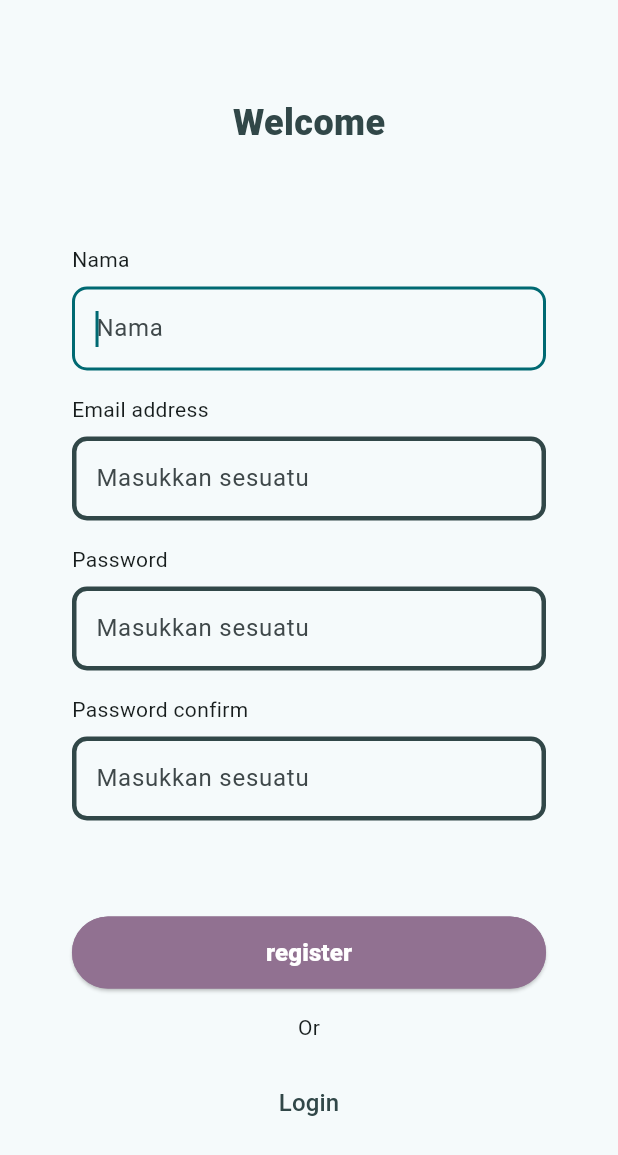
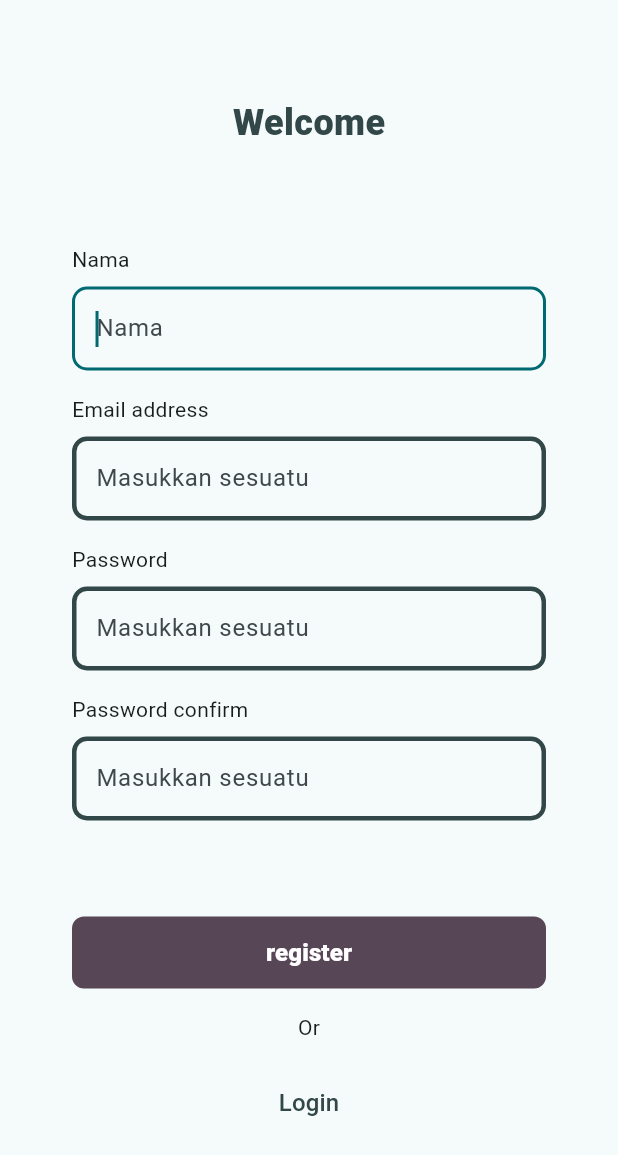
Before and after one commit to rizkia-as-actmp/kuliah_5_justdoit, a Flutter app: the RegisterUserScreen screen opened directly, on a phone screen of 412 x 824 dp. Shown: the top 1155 px of the screen. Run offline on Flutter 3.47's test engine with Material 3 defaults, Android fonts, the phone set to English and light mode, and no system bars; our stand-ins replace flutter_riverpod, flutter_secure_storage, riverpod_annotation, shared_preferences; accounts and stored records are empty; generated files the repository leaves out were written again; statements that could not run were skipped.

Commit message:
feat(flutter/common_widget): add common widgets

```diff
--- a/lib/src/common_widgets/custom_text_field.dart
+++ b/lib/src/common_widgets/custom_text_field.dart
@@ -1,16 +1,19 @@
 import 'package:flutter/material.dart';
 import 'package:justdoit/src/common_widgets/custom_sized_box.dart';
+import 'package:justdoit/src/constants/colors.dart';
 
 class CustomTextField extends StatelessWidget {
   final TextEditingController controller;
   final String hintText;
   final String labelText;
+  final bool disabled;
 
   const CustomTextField({
     super.key,
     required this.controller,
     required this.hintText,
     required this.labelText,
+    this.disabled = false,
   });
 
   String? fieldValidator(dynamic value) {
@@ -26,6 +29,7 @@ class CustomTextField extends StatelessWidget {
       const BorderRadius.all(Radius.circular(10));
   final Color _borderColor = const Color(0xFF314748);
   final Color _enabledBorderColor = const Color(0xFF314748);
+  final Color _disabledBorderColor = DefinedTheme.greyish;
   final Color _errorBorderColor = const Color(0xFF314748);
 
   @override
@@ -33,9 +37,13 @@ class CustomTextField extends StatelessWidget {
     return Column(
       crossAxisAlignment: CrossAxisAlignment.start,
       children: [
-        Text(labelText),
+        Text(labelText,
+            style: TextStyle(
+              color: disabled ? DefinedTheme.greyish : DefinedTheme.black,
+            )),
         smallVSizedBox,
         TextFormField(
+          enabled: !disabled,
           autofocus: true,
           controller: controller,
           decoration: InputDecoration(
@@ -53,6 +61,13 @@ class CustomTextField extends StatelessWidget {
                 color: _enabledBorderColor,
               ),
             ),
+            disabledBorder: OutlineInputBorder(
+              borderRadius: _borderRadius,
+              borderSide: BorderSide(
+                width: _borderWidth,
+                color: _disabledBorderColor,
+              ),
+            ),
             errorBorder: OutlineInputBorder(
               borderRadius: _borderRadius,
               borderSide: BorderSide(
--- a/lib/src/common_widgets/custom_wide_button.dart
+++ b/lib/src/common_widgets/custom_wide_button.dart
@@ -1,44 +1,55 @@
 import 'package:flutter/material.dart';
 import 'package:justdoit/src/common_widgets/type.dart';
 import 'package:justdoit/src/constants/colors.dart';
+import 'package:justdoit/src/constants/sizes.dart';
+import 'package:justdoit/src/utils/color_hsl_settings.dart';
 
 class CustomWideButton extends StatelessWidget {
-  final void Function()? onSubmit;
+  final void Function()? onPressed;
   final String labelText;
   final Color backgroundColor;
   final Color foregroundColor;
   final Color borderColor;
+  final bool disabled;
 
   const CustomWideButton({
     super.key,
     required this.labelText,
-    this.onSubmit,
+    this.onPressed,
     this.backgroundColor = DefinedTheme.secondary,
     this.foregroundColor = Colors.white,
-    this.borderColor = DefinedTheme.secondary,
+    this.borderColor = Colors.transparent,
+    this.disabled = false,
   });
 
   final double _borderWidth = 2;
 
   @override
   Widget build(BuildContext context) {
+    final buttonOverlayCollor = addColorLightness(backgroundColor, -1);
+    final disabledBgColor =
+        addSaturation(addColorLightness(backgroundColor, -0.2), -0.03);
+    final disabledFgColor = addColorLightness(foregroundColor, -0.2);
+
     return Row(
       children: [
         Expanded(
           child: ElevatedButton(
-            style: ButtonStyle(
-              backgroundColor: WidgetStateProperty.all(backgroundColor),
-              foregroundColor: WidgetStateProperty.all(foregroundColor),
-              minimumSize:
-                  WidgetStateProperty.all(const Size(double.infinity, 48)),
-              side: WidgetStateProperty.all(
-                BorderSide(
+            style: ElevatedButton.styleFrom(
+                backgroundColor: backgroundColor,
+                foregroundColor: foregroundColor,
+                disabledBackgroundColor: disabledBgColor,
+                disabledForegroundColor: disabledFgColor,
+                overlayColor: buttonOverlayCollor,
+                minimumSize: const Size(double.infinity, 48),
+                side: BorderSide(
                   color: borderColor,
                   width: _borderWidth,
                 ),
-              ),
-            ),
-            onPressed: onSubmit,
+                shape: RoundedRectangleBorder(
+                  borderRadius: BorderRadius.circular(DefinedSize.small),
+                )),
+            onPressed: disabled ? null : onPressed,
             child: HeadingThree(
               data: labelText,
               color: foregroundColor,
--- a/lib/src/common_widgets/type.dart
+++ b/lib/src/common_widgets/type.dart
@@ -114,15 +114,19 @@ class HeadingThree extends StatelessWidget {
     this.color = DefinedTheme.onBackground,
   });
 
+  TextStyle getTextStyle() {
+    return TextStyle(
+      color: color,
+      fontSize: 16,
+      fontWeight: FontWeight.w900,
+    );
+  }
+
   @override
   Widget build(BuildContext context) {
     return Text(
       data,
-      style: TextStyle(
-        color: color,
-        fontSize: 16,
-        fontWeight: FontWeight.w900,
-      ),
+      style: getTextStyle(),
     );
   }
 }
```
Also changed, not shown: lib/src/common_widgets/show_excep_dialog.dart (added, +104 -0 lines), lib/src/common_widgets/splash_screen.dart (+16 -2 lines).
